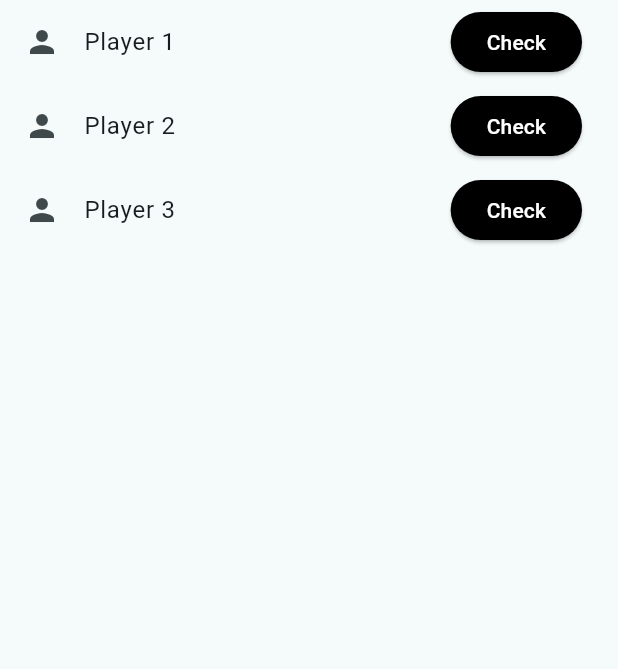
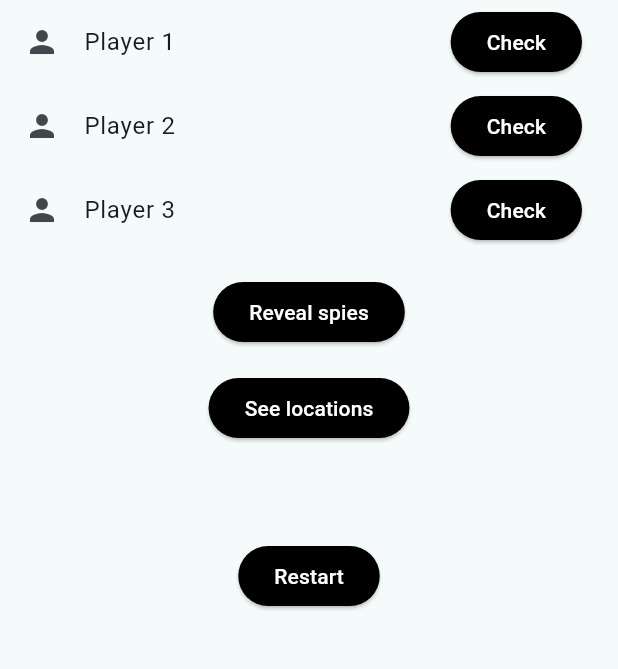
Before and after one commit to geo1796/ultimate_spyfall, a Flutter app: the GamePage screen opened by its route, on a phone screen of 412 x 824 dp, the part 84-753 px from its top. Run offline on Flutter 3.47's test engine with Material 3 defaults, Android fonts, the phone set to English and light mode, and no system bars; our stand-ins replace get, get_storage; accounts and stored records are empty.

Commit message:
good stuff good stuff

```diff
--- a/lib/app_local/app_local.dart
+++ b/lib/app_local/app_local.dart
@@ -38,4 +38,10 @@ abstract class AppLocal {
   static get spy => 'spy'.tr;
 
   static get prankChances => 'prankChances'.tr;
+
+  static get revealSpies => 'revealSpies'.tr;
+
+  static get seeLocations => 'seeLocations'.tr;
+
+  static get restart => 'restart'.tr;
 }
--- a/lib/app_local/translations/en.dart
+++ b/lib/app_local/translations/en.dart
@@ -17,4 +17,7 @@ const Map<String, String> en = {
   "play": "Play",
   "spy": "Spy",
   "prankChances": "Prank chances",
+  "revealSpies": "Reveal spies",
+  "seeLocations": "See locations",
+  "restart": "Restart",
 };
--- a/lib/app_local/translations/fr.dart
+++ b/lib/app_local/translations/fr.dart
@@ -17,4 +17,7 @@ const Map<String, String> fr = {
   "play": "Jouer",
   "spy": "Espion",
   "prankChances": "Chances de prank",
+  "revealSpies": "Révéler les espions",
+  "seeLocations": "Voir les lieux",
+  "restart": "Recommencer",
 };
--- a/lib/page/game/bindings/game_controller.dart
+++ b/lib/page/game/bindings/game_controller.dart
@@ -14,6 +14,7 @@ class GameController extends GetxController {
   final _locationCtrl = Get.find<LocationController>();
   final _settingsCtrl = Get.find<SettingsController>();
 
+  final spiesRevealed = false.obs;
   late final List<Player> spies;
   late final String location;
   late final bool isPrank;
--- a/lib/page/game/game_page.dart
+++ b/lib/page/game/game_page.dart
@@ -1,5 +1,6 @@
 import 'package:flutter/material.dart';
 import 'package:get/get.dart';
+import 'package:ultimate_spyfall/app_local/app_local.dart';
 import 'package:ultimate_spyfall/page/game/bindings/game_controller.dart';
 import 'package:ultimate_spyfall/page/game/widget/player_list.dart';
 import 'package:ultimate_spyfall/shared/my_app_bar.dart';
@@ -16,8 +17,27 @@ class GamePage extends StatelessWidget {
     return Scaffold(
         appBar: myAppBar(context, 'Ultimate Spyfall'),
         drawer: const MyDrawer(),
-        body: const SingleChildScrollView(child: Column(children: [
-          PlayerList(),
+        body: SingleChildScrollView(
+            child: Column(children: [
+          const PlayerList(),
+          const SizedBox(height: 16),
+          Obx(() {
+            if (_gameCtrl.spiesRevealed.isTrue) {
+              return const SizedBox.shrink();
+            }
+            return ElevatedButton(
+              onPressed: () {
+                _gameCtrl.spiesRevealed.value = true;
+              },
+              child: Text(AppLocal.revealSpies),
+            );
+          }),
+          const SizedBox(height: 16),
+          ElevatedButton(onPressed: () {}, child: Text(AppLocal.seeLocations)),
+          const SizedBox(height: 64),
+          ElevatedButton(
+              onPressed: () => Get.offAllNamed(route),
+              child: Text(AppLocal.restart)),
         ])));
   }
 }
```
